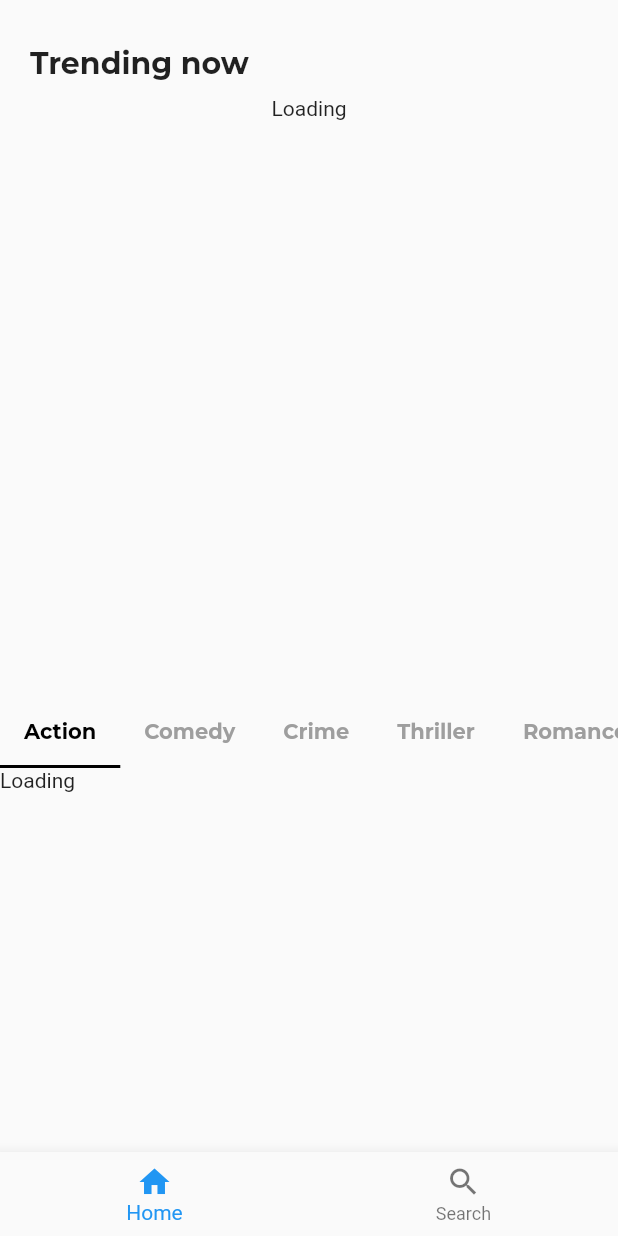
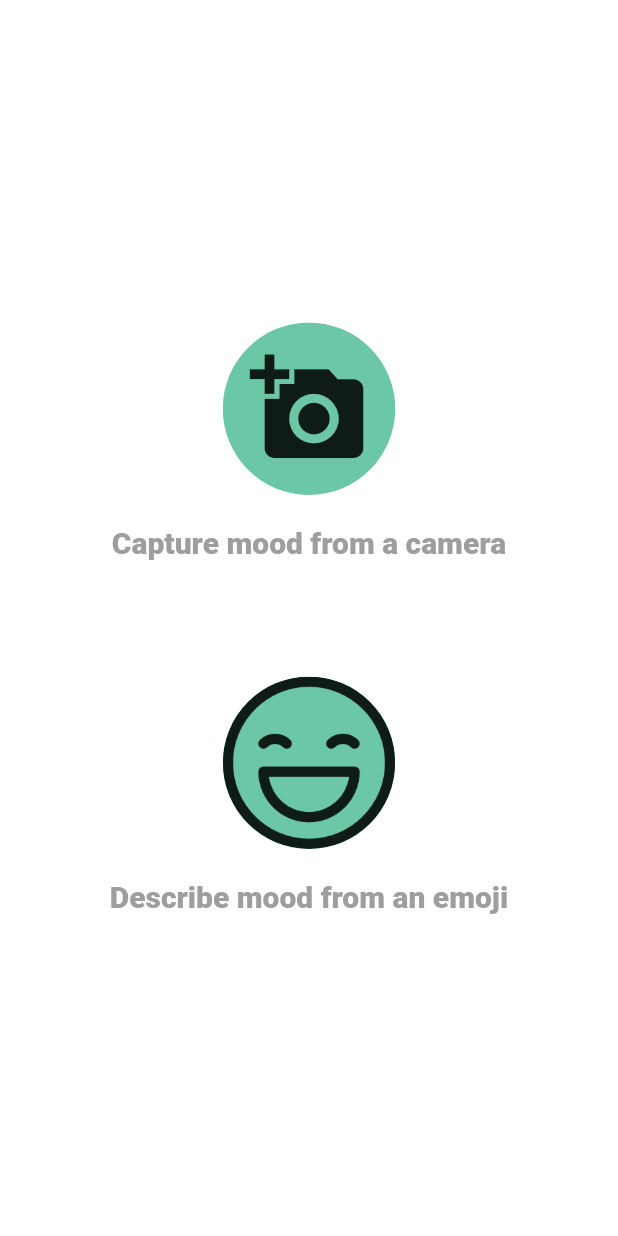
Before and after one commit to ViivekUV/Emotion-Based-Movie-Recommender, a Flutter app: the screen it shows after launch, on a phone screen of 412 x 824 dp. Run offline on Flutter 3.47's test engine with Material 2 defaults, Android fonts, the phone set to English and light mode, and no system bars; our stand-ins replace carousel_pro, carousel_slider, flutter_custom_clippers, flutter_rating_bar, google_fonts, hexcolor.

Commit message:
added emoji based movie recommendation

```diff
--- a/lib/home.dart
+++ b/lib/home.dart
@@ -10,6 +10,9 @@ import 'package:movies_app/model.dart';
 import 'package:movies_app/viewmovie.dart';
 
 class HomePage extends StatefulWidget {
+  final String mood;
+  final String id;
+  HomePage(this.mood, this.id);
   @override
   _HomePageState createState() => _HomePageState();
 }
@@ -23,12 +26,15 @@ class _HomePageState extends State<HomePage>
     tabController = TabController(length: 5, vsync: this);
   }
 
-  getTrendingMovies() async {
-    var url = "https://api.themoviedb.org/3/trending/movie/day?api_key=$apiKey";
+  getMoodMovies() async {
+    print(widget.id);
+    var url =
+        'https://api.themoviedb.org/3/discover/movie?api_key=$apiKey&language=en-US&sort_by=popularity.desc&page=1&with_genres=${widget.id}';
     var response = await http.get(url);
     var result = jsonDecode(response.body);
-    // print(result['results']);
-    List<Movie> trendingList = List<Movie>();
+    print(result);
+
+    List<Movie> moodList = List<Movie>();
     for (var cinema in result['results']) {
       cinema['vote_average'] > 0.0
           ? cinema['vote_average'] = cinema['vote_average'] / 2
@@ -41,10 +47,9 @@ class _HomePageState extends State<HomePage>
           cinema['id'],
           cinema['original_language'],
           cinema['original_title']);
-      trendingList.add(movie);
+      moodList.add(movie);
     }
-    // print(trendingList);
-    return trendingList;
+    return moodList;
   }
 
   getGenreList() async {
@@ -53,6 +58,22 @@ class _HomePageState extends State<HomePage>
     var response = await http.get(url);
     var result = jsonDecode(response.body);
     // print(result['results']);
+    List<Movie> genreList = List<Movie>();
+    for (var cinema in result['results']) {
+      cinema['vote_average'] > 0.0
+          ? cinema['vote_average'] = cinema['vote_average'] / 2
+          : cinema['vote_average'] = 0.0;
+      Movie movie = Movie(
+          cinema['poster_path'],
+          cinema['title'],
+          cinema['overview'],
+          cinema['vote_average'],
+          cinema['id'],
+          cinema['original_language'],
+          cinema['original_title']);
+      genreList.add(movie);
+    }
+    return genreList;
   }
 
   @override
@@ -64,16 +85,16 @@ class _HomePageState extends State<HomePage>
             alignment: Alignment.centerLeft,
             margin: EdgeInsets.only(left: 20.0, top: 30.0),
             child: Text(
-              'Trending now',
+              "Here's our recommendation for ${widget.mood} mood",
               style: GoogleFonts.montserrat(
-                  fontWeight: FontWeight.w700, fontSize: 20.0),
+                  fontWeight: FontWeight.w500, fontSize: 20.0),
             ),
           ),
           SizedBox(height: 10.0),
           Container(
             height: 400,
             child: FutureBuilder(
-                future: getTrendingMovies(),
+                future: getMoodMovies(),
                 builder: (BuildContext context, dataSnapshot) {
                   if (!dataSnapshot.hasData) {
                     return Text("Loading");
@@ -119,6 +140,7 @@ class _HomePageState extends State<HomePage>
                         enlargeCenterPage: true,
                         scrollDirection: Axis.horizontal,
                       ));
+                  // return GenrePage(widget.id);
                 }),
           ),
           TabBar(
--- a/lib/main.dart
+++ b/lib/main.dart
@@ -1,5 +1,8 @@
 import 'package:flutter/material.dart';
+import 'package:hexcolor/hexcolor.dart';
+import 'package:movies_app/emoji.dart';
 import 'package:movies_app/home.dart';
+import 'package:movies_app/mainpage.dart';
 import 'package:movies_app/search.dart';
 
 void main() {
@@ -12,36 +15,104 @@ class MyApp extends StatelessWidget {
   Widget build(BuildContext context) {
     return MaterialApp(
       title: 'Flutter Demo',
-      home: MainPage(),
+      home: WelcomeScreen(),
     );
   }
 }
 
-class MainPage extends StatefulWidget {
+class WelcomeScreen extends StatefulWidget {
+  static String id = 'welcome_screen';
   @override
-  _MyMainPageState createState() => _MyMainPageState();
+  _WelcomeScreenState createState() => _WelcomeScreenState();
 }
 
-class _MyMainPageState extends State<MainPage> {
-  int page = 0;
-  var pageOptions = [HomePage(), SearchPage()];
+class _WelcomeScreenState extends State<WelcomeScreen> {
   @override
   Widget build(BuildContext context) {
     return Scaffold(
-      bottomNavigationBar: BottomNavigationBar(
-        items: [
-          BottomNavigationBarItem(icon: Icon(Icons.home), title: Text('Home')),
-          BottomNavigationBarItem(
-              icon: Icon(Icons.search), title: Text('Search')),
-        ],
-        onTap: (index) {
-          setState(() {
-            page = index;
-            print(page);
-          });
-        },
+      backgroundColor: Colors.white,
+      body: Padding(
+        padding: EdgeInsets.symmetric(horizontal: 24.0),
+        child: Column(
+          mainAxisAlignment: MainAxisAlignment.center,
+          crossAxisAlignment: CrossAxisAlignment.stretch,
+          children: <Widget>[
+            Column(
+              children: <Widget>[
+                Padding(padding: EdgeInsets.all(20.0)),
+                ClipOval(
+                  child: Material(
+                    color: Hexcolor('#6BC7A6'), // button color
+                    child: InkWell(
+                      splashColor: Colors.white, // inkwell color
+                      child: SizedBox(
+                          width: 115.0,
+                          height: 115.0,
+                          child: Icon(
+                            Icons.add_a_photo,
+                            // color: Hexcolor('#6BC7A6'),
+                            size: 79,
+                          )),
+                      onTap: () {
+                        // Navigator.pushNamed(context, CameraScreen.id);
+                        // Navigator.push(
+                        //       context,
+                        //       MaterialPageRoute(
+                        //           builder: (_) => ViewMovie())),
+                      },
+                    ),
+                  ),
+                ),
+                Padding(padding: EdgeInsets.all(10.0)),
+                Text(
+                  'Capture mood from a camera',
+                  style: TextStyle(
+                    fontSize: 20.0,
+                    fontWeight: FontWeight.w900,
+                    color: Colors.grey,
+                  ),
+                  textAlign: TextAlign.center,
+                ),
+                SizedBox(
+                  height: 78.0,
+                ),
+                ClipOval(
+                  child: Material(
+                    color: Hexcolor('#6BC7A6'), // button color
+                    child: InkWell(
+                      splashColor: Colors.white, // inkwell color
+                      child: SizedBox(
+                        width: 115.0,
+                        height: 115.0,
+                        child: ImageIcon(
+                          AssetImage('images/happy.png'),
+                          // color: Hexcolor('#0A5687'),
+                          size: 86,
+                        ),
+                      ),
+                      onTap: () {
+                        Navigator.push(context,
+                            MaterialPageRoute(builder: (_) => EmojiScreen()));
+                      },
+                    ),
+                  ),
+                ),
+                Padding(padding: EdgeInsets.all(10.0)),
+                Text(
+                  'Describe mood from an emoji',
+                  style: TextStyle(
+                    fontSize: 20.0,
+                    fontWeight: FontWeight.w900,
+                    color: Colors.grey,
+                  ),
+                  textAlign: TextAlign.center,
+                ),
+              ],
+            ),
+            Padding(padding: EdgeInsets.all(20.0)),
+          ],
+        ),
       ),
-      body: pageOptions[page],
     );
   }
 }
--- a/pubspec.yaml
+++ b/pubspec.yaml
@@ -29,6 +29,7 @@ dependencies:
   carousel_slider:
   flutter_rating_bar:
   flutter_custom_clippers:
+  hexcolor: ^1.0.4
   cupertino_icons: ^0.1.3
 
 dev_dependencies:
@@ -37,3 +38,5 @@ dev_dependencies:
 
 flutter:
   uses-material-design: true
+  assets:
+  - images/
```
Also changed, not shown: lib/emoji.dart (added, +76 -0 lines), lib/mainpage.dart (added, +47 -0 lines), images/angry.png (added), images/happy.png (added), images/sad.png (added), images/surprise.png (added), lib/welcome.dart (added), pubspec.lock.
